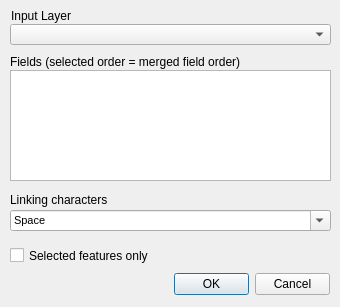
Qt form forms/hcmgis_merge_field_form.ui (thangqd/HCMGIS) before a commit.
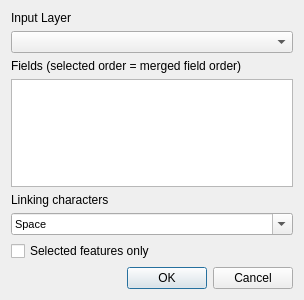
The same form after that commit. Custom widgets are drawn as their Qt base class.

```diff
--- a/forms/hcmgis_merge_field_form.ui
+++ b/forms/hcmgis_merge_field_form.ui
@@ -12,8 +12,8 @@
    <rect>
     <x>0</x>
     <y>0</y>
-    <width>340</width>
-    <height>307</height>
+    <width>304</width>
+    <height>300</height>
    </rect>
   </property>
   <property name="mouseTracking">
@@ -22,64 +22,26 @@
   <property name="windowTitle">
    <string>Merge Fields</string>
   </property>
-  <widget class="QDialogButtonBox" name="BtnOKCancel">
-   <property name="geometry">
-    <rect>
-     <x>174</x>
-     <y>259</y>
-     <width>156</width>
-     <height>51</height>
-    </rect>
-   </property>
-   <property name="standardButtons">
-    <set>QDialogButtonBox::Cancel|QDialogButtonBox::Ok</set>
-   </property>
-  </widget>
+  <layout class="QVBoxLayout" name="verticalLayout">
+   <item>
   <widget class="QLabel" name="LblInput">
-   <property name="geometry">
-    <rect>
-     <x>11</x>
-     <y>8</y>
-     <width>321</width>
-     <height>16</height>
-    </rect>
-   </property>
    <property name="text">
     <string>Input Layer</string>
    </property>
   </widget>
-  <widget class="QgsMapLayerComboBox" name="CboInput">
-   <property name="geometry">
-    <rect>
-     <x>10</x>
-     <y>24</y>
-     <width>321</width>
-     <height>21</height>
-    </rect>
-   </property>
-  </widget>
+   </item>
+   <item>
+    <widget class="QgsMapLayerComboBox" name="CboInput"/>
+   </item>
+   <item>
   <widget class="QLabel" name="LblOutput_2">
-   <property name="geometry">
-    <rect>
-     <x>10</x>
-     <y>54</y>
-     <width>321</width>
-     <height>16</height>
-    </rect>
-   </property>
    <property name="text">
     <string>Fields (selected order = merged field order)</string>
    </property>
   </widget>
+   </item>
+   <item>
   <widget class="QListWidget" name="ListFields">
-   <property name="geometry">
-    <rect>
-     <x>10</x>
-     <y>70</y>
-     <width>321</width>
-     <height>111</height>
-    </rect>
-   </property>
    <property name="acceptDrops">
     <bool>false</bool>
    </property>
@@ -108,15 +70,16 @@
     <bool>true</bool>
    </property>
   </widget>
+   </item>
+   <item>
+    <widget class="QLabel" name="LblChar">
+     <property name="text">
+      <string>Linking characters</string>
+     </property>
+    </widget>
+   </item>
+   <item>
   <widget class="QComboBox" name="CboChar">
-   <property name="geometry">
-    <rect>
-     <x>10</x>
-     <y>210</y>
-     <width>321</width>
-     <height>21</height>
-    </rect>
-   </property>
    <property name="font">
     <font>
      <pointsize>8</pointsize>
@@ -181,32 +144,22 @@
     </property>
    </item>
   </widget>
-  <widget class="QLabel" name="LblChar">
-   <property name="geometry">
-    <rect>
-     <x>10</x>
-     <y>192</y>
-     <width>321</width>
-     <height>16</height>
-    </rect>
-   </property>
-   <property name="text">
-    <string>Linking characters</string>
-   </property>
-  </widget>
+   </item>
+   <item>
   <widget class="QCheckBox" name="ChkSelectedFeaturesOnly">
-   <property name="geometry">
-    <rect>
-     <x>10</x>
-     <y>247</y>
-     <width>151</width>
-     <height>17</height>
-    </rect>
-   </property>
    <property name="text">
     <string>Selected features only</string>
    </property>
   </widget>
+   </item>
+   <item>
+    <widget class="QDialogButtonBox" name="BtnOKCancel">
+     <property name="standardButtons">
+      <set>QDialogButtonBox::Cancel|QDialogButtonBox::Ok</set>
+     </property>
+    </widget>
+   </item>
+  </layout>
  </widget>
  <customwidgets>
   <customwidget>
```
Left out of the diff: 2 changed lines with no effect on the pictures. Lines whose indentation alone changed are shown as unchanged.
